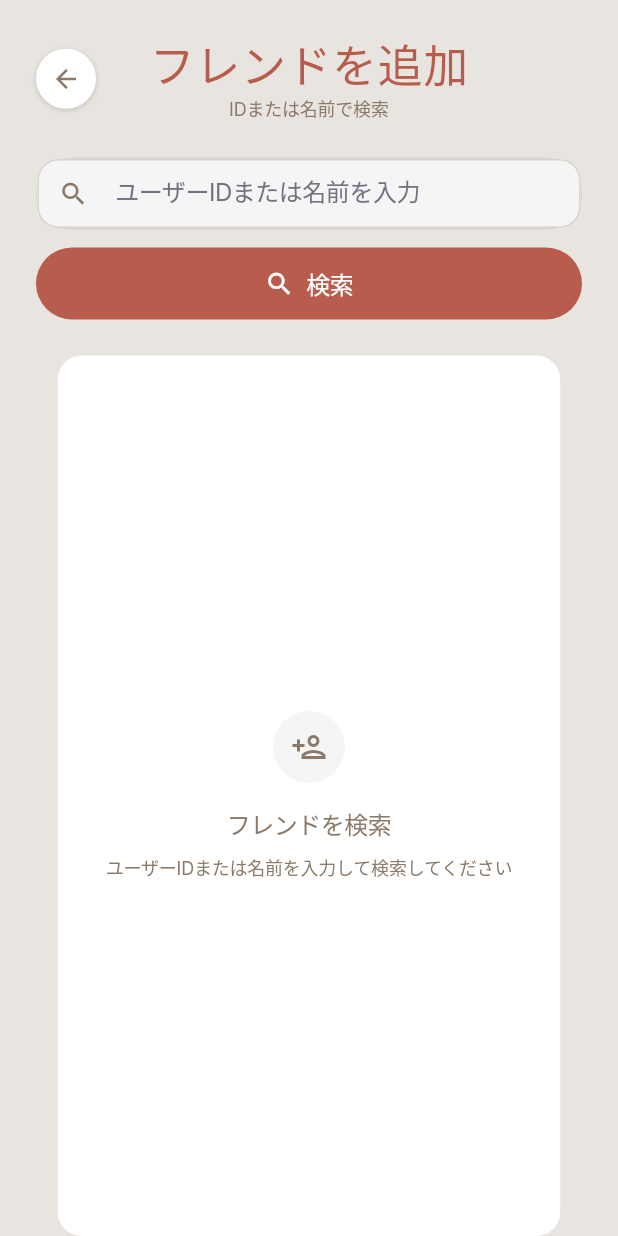
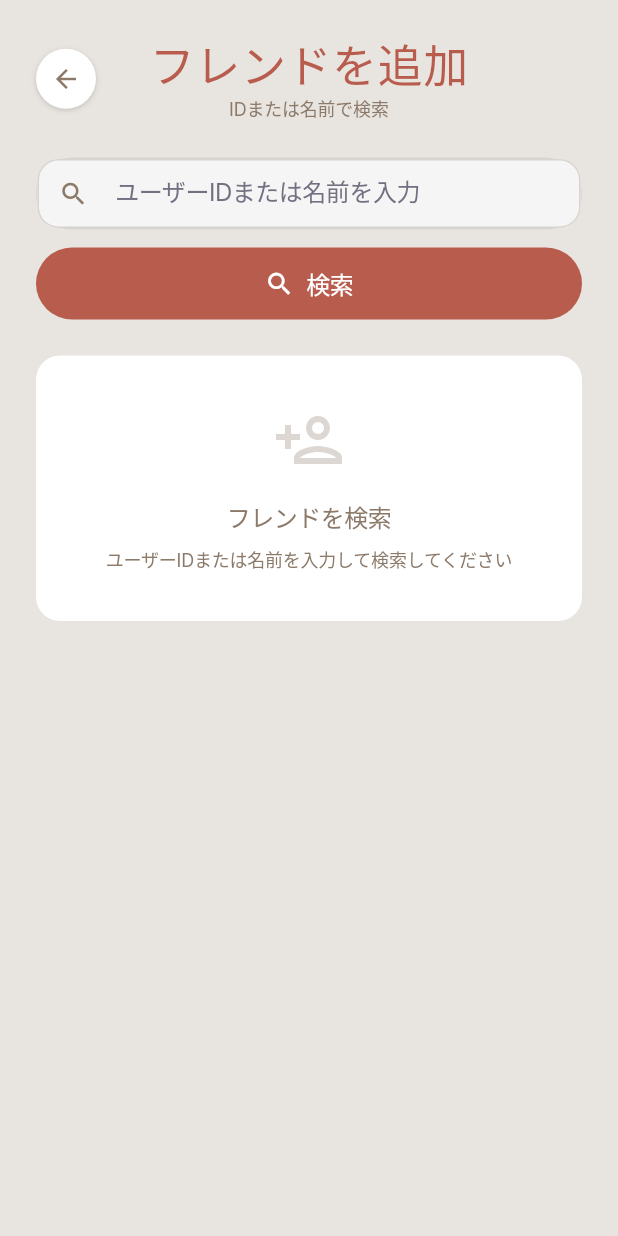
Before and after one commit to hoshido-k/imane, a Flutter app: the AddFriendScreen screen opened by its route, on a phone screen of 412 x 824 dp. Run offline on Flutter 3.47's test engine with Material 3 defaults, Android fonts, the phone set to English and light mode, and no system bars; our stand-ins replace connectivity_plus, firebase_auth, firebase_core, geolocator, google_maps_flutter, permission_handler and 1 more; missing offline and left inert: background_location; accounts and stored records are empty; generated files the repository leaves out were written again; Roboto replaces fonts that are missing (Inter).

Commit message:
フレンド追加画面のemptyStateの余白調整

```diff
--- a/mobile/lib/screens/friends/add_friend_screen.dart
+++ b/mobile/lib/screens/friends/add_friend_screen.dart
@@ -199,9 +199,13 @@
 
   /// 検索前の空状態
   Widget _buildEmptyState() {
-    return Padding(
+    return Align(
+      alignment: Alignment.topCenter,
+      child: SingleChildScrollView(
+        child: Padding(
           padding: const EdgeInsets.symmetric(horizontal: 24),
           child: Container(
+            width: double.infinity,
             padding: const EdgeInsets.symmetric(vertical: 32, horizontal: 32),
             decoration: BoxDecoration(
               color: Colors.white,
@@ -211,18 +215,11 @@
               mainAxisSize: MainAxisSize.min,
               mainAxisAlignment: MainAxisAlignment.center,
               children: [
-            Container(
-              width: 48,
-              height: 48,
-              decoration: BoxDecoration(
-                color: AppColors.inputBackground,
-                borderRadius: BorderRadius.circular(100),
-              ),
-              child: const Icon(
+                // Friend-add icon
+                Icon(
                   Icons.person_add_outlined,
-                size: 24,
-                color: AppColors.textSecondary,
-              ),
+                  size: 48,
+                  color: AppColors.textSecondary.withOpacity(0.3),
                 ),
                 const SizedBox(height: 16),
                 const Text(
@@ -250,15 +247,21 @@
               ],
             ),
           ),
+        ),
+      ),
     );
   }
 
   /// 検索結果表示
   Widget _buildSearchResults() {
     if (_searchResults.isEmpty) {
-      return Padding(
+      return Align(
+        alignment: Alignment.topCenter,
+        child: SingleChildScrollView(
+          child: Padding(
             padding: const EdgeInsets.symmetric(horizontal: 24),
             child: Container(
+              width: double.infinity,
               padding: const EdgeInsets.symmetric(vertical: 32, horizontal: 32),
               decoration: BoxDecoration(
                 color: Colors.white,
@@ -294,6 +297,8 @@
                     ),
                   ),
                 ],
+              ),
+            ),
           ),
         ),
       );
--- a/mobile/lib/screens/schedule/schedule_list_screen.dart
+++ b/mobile/lib/screens/schedule/schedule_list_screen.dart
@@ -295,6 +295,7 @@
                   ],
                 ),
               ),
+              // TODO: Settings buttonを削除する
               // Settings button
               Container(
                 width: 40,
@@ -436,6 +437,7 @@
         ),
         child: Column(
           mainAxisSize: MainAxisSize.min,
+          mainAxisAlignment: MainAxisAlignment.center,
           children: [
             // Bell icon
             Icon(
```
Lines whose indentation alone changed are shown as unchanged.
